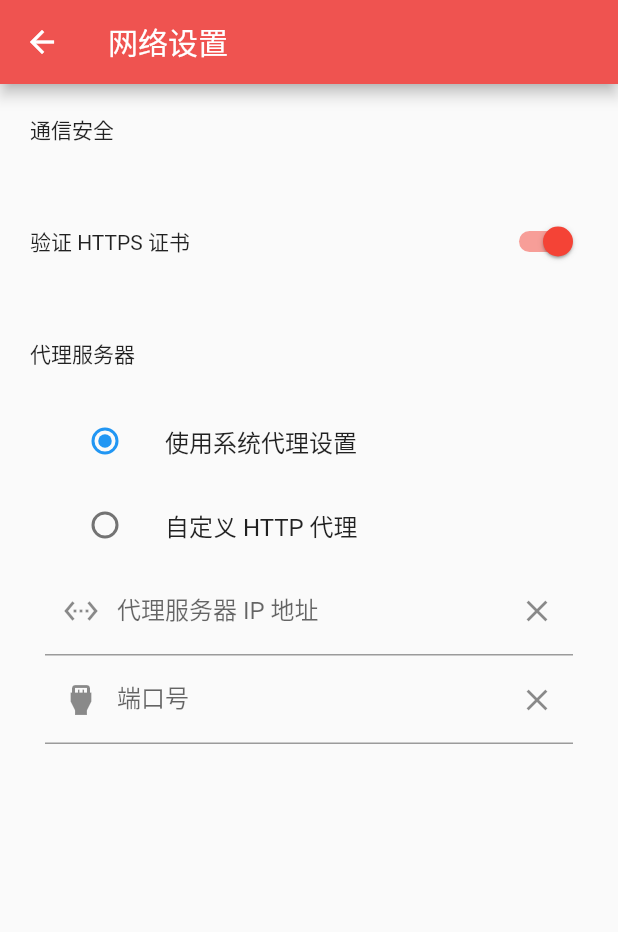
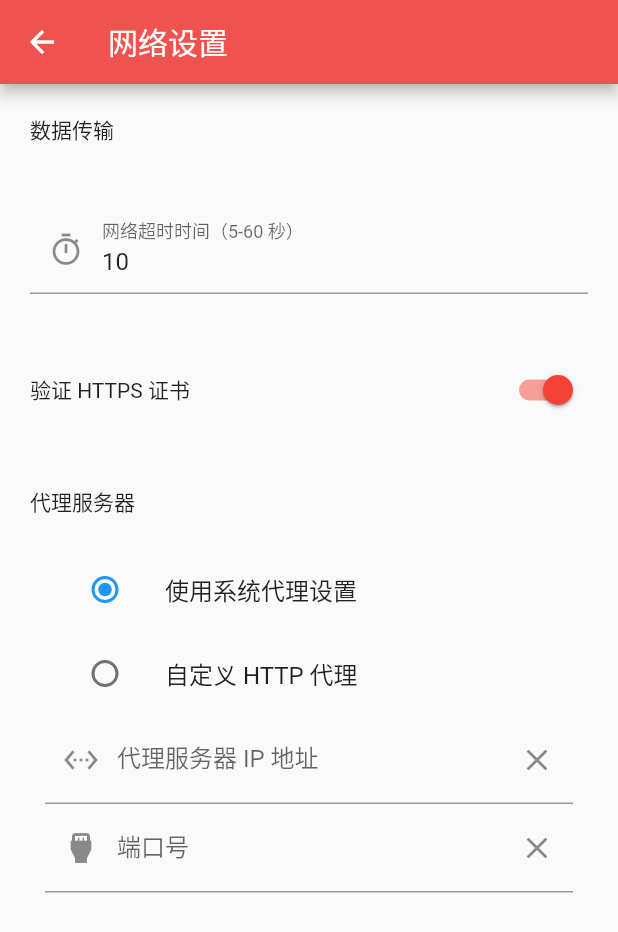
Before and after one commit to kagurazakayashi/pill-city-app, a Flutter app: the ProxyViewController screen opened directly, on a phone screen of 412 x 824 dp. Shown: the top 932 px of the screen. Run offline on Flutter 3.47's test engine with Material 2 defaults, Android fonts, the phone set to English and light mode, and no system bars; our stand-ins replace bot_toast, dio, flutter_translate, package_info, shared_preferences; accounts and stored records are empty.

Commit message:
新增网络超时时间设置

```diff
--- a/lib/common/network/network.dart
+++ b/lib/common/network/network.dart
@@ -16,9 +16,9 @@ class Network {
   Response? response;
 
   Network() {
-    _dio.options.connectTimeout = 10000; // 連線伺服器超時時間（毫秒）
-    _dio.options.receiveTimeout = 10000; // 接收資料的最長時限（毫秒）
-    _dio.options.baseUrl = 'https://api.pill.city';
+    _dio.options.connectTimeout = g_networkTimeout[0]; // 連線伺服器超時時間（毫秒）
+    _dio.options.receiveTimeout = g_networkTimeout[1]; // 接收資料的最長時限（毫秒）
+    _dio.options.baseUrl = g_apiHost;
     _dio.options.contentType = "application/json; charset=utf-8";
     _dio.options.responseType = ResponseType.plain;
     // 設定代理伺服器
--- a/lib/data/global.dart
+++ b/lib/data/global.dart
@@ -1,3 +1,6 @@
+// ignore_for_file: non_constant_identifier_names
+
+String g_apiHost = 'https://api.pill.city';
 String g_language = 'zh_Hans';
 String g_accessToken = '';
 List<String> g_proxy = [
@@ -6,6 +9,10 @@ List<String> g_proxy = [
   '', // 2 port
   '1', // 3 chkCert
 ];
+List<int> g_networkTimeout = [
+  10000, // connectTimeout
+  10000, // receiveTimeout
+];
 List<String> g_version = [
   '', // 0 version
   '', // 1 buildNumber
--- a/lib/data/i18n/i18n_en.dart
+++ b/lib/data/i18n/i18n_en.dart
@@ -10,7 +10,7 @@ Map i18ndataEn = {
     'other': 'Network Error.',
   },
   'setting': {
-    'proxy': {
+    'network': {
       'setting': 'Network settings',
       'proxy': 'Proxy server',
       'enable': 'Custom HTTP proxy server',
@@ -20,8 +20,10 @@ Map i18ndataEn = {
       'porterr': 'Invalid port number',
       'sys': 'System proxy settings',
       'http': 'Custom HTTP proxy',
-      'security': 'Communication security',
+      'transmission': 'Data transmission',
       'httpscert': 'Verify HTTPS certificate',
+      'timeout': 'Network timeout (5-60 seconds)',
+      'timeouterr': 'Please enter an integer between 5 and 60',
     },
   },
   'welcome': {
--- a/lib/data/i18n/i18n_ja.dart
+++ b/lib/data/i18n/i18n_ja.dart
@@ -10,7 +10,7 @@ Map i18ndataJa = {
     'other': 'ネットワークエラー。',
   },
   'setting': {
-    'proxy': {
+    'network': {
       'setting': 'ネットワーク設定',
       'proxy': 'プロキシサーバー',
       'enable': 'カスタムHTTPプロキシサーバー',
@@ -20,8 +20,10 @@ Map i18ndataJa = {
       'porterr': '無効なポート番号',
       'sys': 'システム設定を使用する',
       'http': 'カスタム HTTP プロキシ',
-      'security': '通信セキュリティ',
+      'transmission': 'データ送信',
       'httpscert': 'HTTPS証明書を確認する',
+      'timeout': 'ネットワークタイムアウト（5-60 秒）',
+      'timeouterr': '5から60までの整数を入力してください',
     },
   },
   'welcome': {
--- a/lib/data/i18n/i18n_zhhans.dart
+++ b/lib/data/i18n/i18n_zhhans.dart
@@ -10,7 +10,7 @@ Map i18ndataZhHans = {
     'other': '通信故障。',
   },
   'setting': {
-    'proxy': {
+    'network': {
       'setting': '网络设置',
       'proxy': '代理服务器',
       'enable': '使用自定义 HTTP 代理服务器',
@@ -20,8 +20,10 @@ Map i18ndataZhHans = {
       'porterr': '无效端口号',
       'sys': '使用系统代理设置',
       'http': '自定义 HTTP 代理',
-      'security': '通信安全',
+      'transmission': '数据传输',
       'httpscert': '验证 HTTPS 证书',
+      'timeout': '网络超时时间（5-60 秒）',
+      'timeouterr': '请输入 5 到 60 之间的整数',
     },
   },
   'welcome': {
--- a/lib/data/i18n/i18n_zhhant.dart
+++ b/lib/data/i18n/i18n_zhhant.dart
@@ -10,7 +10,7 @@ Map i18ndataZhHant = {
     'other': '通訊故障。',
   },
   'setting': {
-    'proxy': {
+    'network': {
       'setting': '網路設定',
       'proxy': '代理伺服器',
       'enable': '使用自定義 HTTP 代理伺服器',
@@ -20,8 +20,10 @@ Map i18ndataZhHant = {
       'porterr': '無效埠號',
       'sys': '使用系統代理設定',
       'http': '自定義 HTTP 代理',
-      'security': '通訊安全',
+      'transmission': '資料傳輸',
       'httpscert': '驗證 HTTPS 證書',
+      'timeout': '網路超時時間（5-60 秒）',
+      'timeouterr': '請輸入 5 到 60 之間的整數',
     },
   },
   'welcome': {
--- a/lib/home/timeline_function.dart
+++ b/lib/home/timeline_function.dart
@@ -4,6 +4,7 @@ import 'package:pill_city/common/network/network.dart';
 import 'package:pill_city/common/network/network_delegate.dart';
 import 'package:pill_city/common/network/network_enum_status.dart';
 import 'package:pill_city/common/network/network_error.dart';
+import 'package:pill_city/data/global.dart';
 import 'package:pill_city/data_moudle/data_post.dart';
 import 'package:pill_city/home/home_data_response.dart';
 
@@ -20,7 +21,7 @@ class TimelineFunction implements NetworkDelegate {
     if (delegate != null) {
       delegate!.onCommunicating(NetworkStatus.start);
     }
-    net.gjson(false, 'https://api.pill.city/api/home', null);
+    net.gjson(false, g_apiHost + '/api/home', null);
   }
 
   TimelineFunction() {
--- a/lib/login/login_function.dart
+++ b/lib/login/login_function.dart
@@ -8,7 +8,7 @@ import 'package:pill_city/common/network/network_error.dart';
 import 'package:pill_city/common/session.dart';
 import 'package:pill_city/login/login_data_request.dart';
 import 'package:pill_city/login/login_data_response.dart';
-import 'package:pill_city/settings/proxy/proxy_view_controller.dart';
+import 'package:pill_city/settings/network/proxy_view_controller.dart';
 import 'package:url_launcher/url_launcher.dart';
 
 class LoginFunction implements NetworkDelegate {
--- a/lib/main.dart
+++ b/lib/main.dart
@@ -97,6 +97,12 @@ class _MyHomePageState extends State<MyHomePage> {
     if (proxySet != null && proxySet.length == g_proxy.length) {
       g_proxy = proxySet;
     }
+    List<int>? netTimeoutSet =
+        await sharedPreferencesGetIntList('networkTimeout');
+    if (netTimeoutSet != null &&
+        netTimeoutSet.length == g_networkTimeout.length) {
+      g_networkTimeout = netTimeoutSet;
+    }
     g_ua =
         "PillCityAPP/${g_version[0]} (${Platform.operatingSystem}/${Platform.operatingSystemVersion})";
     print(g_ua);
--- a/lib/settings/proxy/proxy_view.dart
+++ b/lib/settings/network/proxy_view.dart
@@ -2,14 +2,15 @@ import 'package:flutter/material.dart';
 import 'package:pill_city/common/i18n_function/i18n_function.dart';
 import 'package:pill_city/common/network/network_enum_status.dart';
 import 'package:pill_city/data/global.dart';
-import 'package:pill_city/settings/proxy/proxy_function.dart';
-import 'package:pill_city/settings/proxy/proxy_view_controller.dart';
+import 'package:pill_city/settings/network/proxy_function.dart';
+import 'package:pill_city/settings/network/proxy_view_controller.dart';
 
 class ProxyView extends State<ProxyViewController> {
   final ProxyFunction _f = ProxyFunction();
   final GlobalKey<FormState> _formKey = GlobalKey<FormState>();
   final TextEditingController _ipController = TextEditingController();
   final TextEditingController _portController = TextEditingController();
+  final TextEditingController _timeoutController = TextEditingController();
   NetworkProxyMode? _proxyMode = NetworkProxyMode.defaultMode;
   bool _chkCertificate = true;
 
@@ -18,6 +19,8 @@ class ProxyView extends State<ProxyViewController> {
     _proxyMode = _f.loadProxyMode();
     _ipController.text = g_proxy[1];
     _portController.text = g_proxy[2];
+    _timeoutController.text =
+        (g_networkTimeout[0] / 1000).truncate().toString();
     _chkCertificate = (g_proxy[3].isNotEmpty);
     super.initState();
   }
@@ -26,6 +29,7 @@ class ProxyView extends State<ProxyViewController> {
   void dispose() {
     _ipController.dispose();
     _portController.dispose();
+    _timeoutController.dispose();
     super.dispose();
   }
 
@@ -34,23 +38,36 @@ class ProxyView extends State<ProxyViewController> {
     _f.context ??= context;
     return WillPopScope(
       onWillPop: () => _f.willPop(_proxyMode, _ipController.text,
-          _portController.text, _chkCertificate),
+          _portController.text, _chkCertificate, _timeoutController.text),
       child: Scaffold(
         appBar: AppBar(
-          title: Text(tr('setting.proxy.setting')),
+          title: Text(tr('setting.network.setting')),
           backgroundColor: Colors.red[400],
         ),
         body: ListView(
           children: [
             Padding(
               padding: const EdgeInsets.all(20.0),
-              child: Text(tr('setting.proxy.security')),
+              child: Text(tr('setting.network.transmission')),
+            ),
+            Padding(
+              padding: const EdgeInsets.all(20.0),
+              child: TextFormField(
+                controller: _timeoutController,
+                decoration: InputDecoration(
+                  labelText: tr('setting.network.timeout'),
+                  prefixIcon: const Icon(Icons.timer_outlined),
+                ),
+                validator: (value) {
+                  return _f.validateTimeout(value);
+                },
+              ),
             ),
             Padding(
               padding: const EdgeInsets.all(20.0),
               child: Row(
                 children: [
-                  Text(tr('setting.proxy.httpscert')),
+                  Text(tr('setting.network.httpscert')),
                   const Spacer(),
                   Switch(
                     value: _chkCertificate,
@@ -66,7 +83,7 @@ class ProxyView extends State<ProxyViewController> {
             ),
             Padding(
               padding: const EdgeInsets.all(20.0),
-              child: Text(tr('setting.proxy.proxy')),
+              child: Text(tr('setting.network.proxy')),
             ),
             Padding(
               padding: const EdgeInsets.symmetric(horizontal: 30),
@@ -75,7 +92,7 @@ class ProxyView extends State<ProxyViewController> {
                 child: Column(
                   children: [
                     ListTile(
-                      title: Text(tr('setting.proxy.sys')),
+                      title: Text(tr('setting.network.sys')),
                       leading: Radio<NetworkProxyMode>(
                         value: NetworkProxyMode.defaultMode,
                         groupValue: _proxyMode,
@@ -87,7 +104,7 @@ class ProxyView extends State<ProxyViewController> {
                       ),
                     ),
                     ListTile(
-                      title: Text(tr('setting.proxy.http')),
+                      title: Text(tr('setting.network.http')),
                       leading: Radio<NetworkProxyMode>(
                         value: NetworkProxyMode.http,
                         groupValue: _proxyMode,
@@ -101,7 +118,7 @@ class ProxyView extends State<ProxyViewController> {
                     TextFormField(
                       controller: _ipController,
                       decoration: InputDecoration(
-                        labelText: tr('setting.proxy.ip'),
+                        labelText: tr('setting.network.ip'),
                         prefixIcon: const Icon(Icons.settings_ethernet),
                         suffixIcon: IconButton(
                           icon: const Icon(Icons.clear),
@@ -119,7 +136,7 @@ class ProxyView extends State<ProxyViewController> {
                     TextFormField(
                       controller: _portController,
                       decoration: InputDecoration(
-                        labelText: tr('setting.proxy.port'),
+                        labelText: tr('setting.network.port'),
                         prefixIcon: const Icon(Icons.settings_input_hdmi),
                         suffixIcon: IconButton(
                           icon: const Icon(Icons.clear),
--- a/lib/settings/proxy/proxy_view_controller.dart
+++ b/lib/settings/network/proxy_view_controller.dart
@@ -1,5 +1,5 @@
 import 'package:flutter/material.dart';
-import 'package:pill_city/settings/proxy/proxy_view.dart';
+import 'package:pill_city/settings/network/proxy_view.dart';
 
 class ProxyViewController extends StatefulWidget {
   const ProxyViewController({Key? key}) : super(key: key);
--- a/lib/welcome/welcome_function.dart
+++ b/lib/welcome/welcome_function.dart
@@ -1,6 +1,6 @@
 import 'package:flutter/material.dart';
 import 'package:pill_city/login/login_view_controller.dart';
-import 'package:pill_city/settings/proxy/proxy_view_controller.dart';
+import 'package:pill_city/settings/network/proxy_view_controller.dart';
 
 class WelcomeFunction {
   void toLoginPage(BuildContext context) {
```
Also changed, not shown: lib/settings/network/proxy_function.dart (renamed from lib/settings/proxy/proxy_function.dart, +20 -9 lines).
